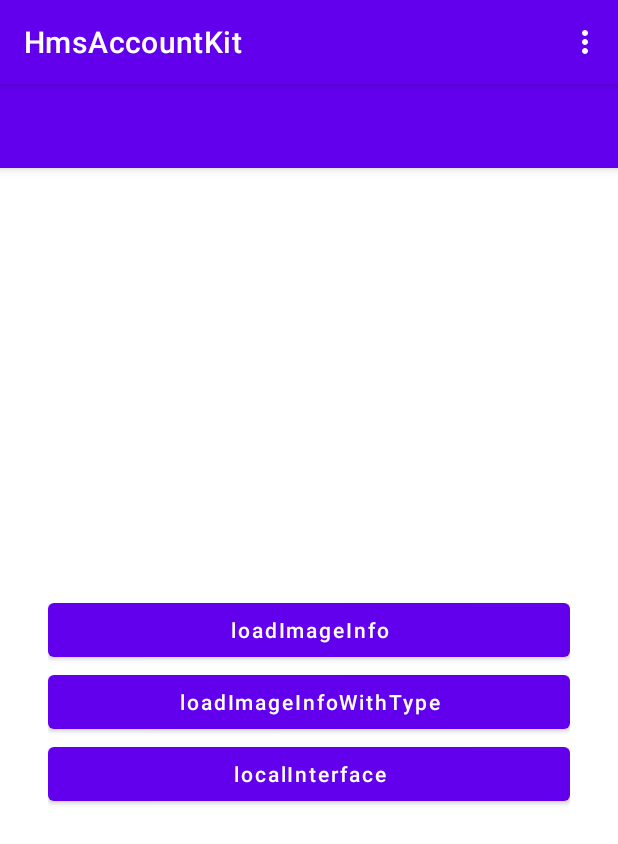
After one commit to srtcayhan/HMSPlayground, an Android app: the PanoramaActivity screen opened directly, with no data from a screen before it, on a phone screen of 412 x 824 dp. The commit adds this screen. Shown: the top 844 px of the screen. Run offline under Robolectric (Android 15) with nearby library versions, the phone set to English and light mode, and no system bars; libraries missing offline, so code that uses them is left out: com.huawei.hms.

Commit message:
panorama activity implemented

```diff
--- a/app/build.gradle
+++ b/app/build.gradle
@@ -79,4 +79,7 @@ dependencies {
     implementation 'com.huawei.hms:drive:5.0.0.301'
     implementation 'com.huawei.hms:site:6.0.0.300'
     implementation 'com.huawei.hms:identity:6.2.0.300'
+    implementation 'com.huawei.hms:panorama:5.0.2.305'
+    implementation 'com.huawei.hms:panorama-local:5.0.2.305'
+
 }
--- a/app/src/main/java/com/example/srtcayhan/hmsaccountkit/MainActivity.kt
+++ b/app/src/main/java/com/example/srtcayhan/hmsaccountkit/MainActivity.kt
@@ -15,6 +15,7 @@ import com.example.srtcayhan.hmsaccountkit.drive.DriveActivity
 import com.example.srtcayhan.hmsaccountkit.identity.IdentityActivity
 import com.example.srtcayhan.hmsaccountkit.location.LocationActivity
 import com.example.srtcayhan.hmsaccountkit.map.MapActivity
+import com.example.srtcayhan.hmsaccountkit.panorama.PanoramaActivity
 import com.example.srtcayhan.hmsaccountkit.safetydetect.SafetyDetectActivity
 import com.example.srtcayhan.hmsaccountkit.scan.customizedview.CustomizedViewActivity
 import com.example.srtcayhan.hmsaccountkit.site.SiteActivity
@@ -99,6 +100,11 @@ class MainActivity : AppCompatActivity() {
 
         binding.btnIdentity.setOnClickListener {
             val intent = Intent(this, IdentityActivity::class.java)
+            startActivity(intent)
+        }
+
+        binding.btnPanorama.setOnClickListener {
+            val intent = Intent(this, PanoramaActivity::class.java)
             startActivity(intent)
         }
 
--- /dev/null
+++ b/app/src/main/java/com/example/srtcayhan/hmsaccountkit/panorama/PanoramaActivity.kt
@@ -0,0 +1,134 @@
+package com.example.srtcayhan.hmsaccountkit.panorama
+
+import android.Manifest
+import android.content.Intent
+import android.content.pm.PackageManager
+import android.net.Uri
+import android.os.Bundle
+import android.util.Log
+import android.view.Menu
+import android.view.MenuItem
+import androidx.appcompat.app.AppCompatActivity
+import androidx.core.app.ActivityCompat
+import com.example.srtcayhan.hmsaccountkit.R
+import com.huawei.hms.panorama.Panorama
+import com.huawei.hms.panorama.PanoramaInterface
+import kotlinx.android.synthetic.main.activity_drive.*
+import kotlinx.android.synthetic.main.activity_main.*
+import kotlinx.android.synthetic.main.activity_panorama.*
+import kotlinx.android.synthetic.main.content_main.*
+import kotlinx.android.synthetic.main.content_panorama.*
+
+class PanoramaActivity : AppCompatActivity() {
+
+    companion object {
+        private const val TAG: String = "PanoramaActivity"
+    }
+
+    override fun onCreate(savedInstanceState: Bundle?) {
+        super.onCreate(savedInstanceState)
+        setContentView(R.layout.activity_panorama)
+        initView()
+    }
+
+
+    /**
+     * initialzing the view hear
+     *
+     * switch case will be a better implementation
+     */
+    private fun initView() {
+        loadImageInfo.setOnClickListener {
+            panoramaInterfaceLoadImageInfo()
+        }
+        loadImageInfoWithType.setOnClickListener {
+            panoramaInterfaceLoadImageInfoWithType()
+        }
+        localInterface.setOnClickListener {
+            panoramaInterfaceLocalInterface()
+        }
+        requestPermission()
+    }
+
+
+    /**
+     * Panoroma kit with local interface
+     *
+     * getResource for loading the raw images
+     */
+    private fun panoramaInterfaceLocalInterface() {
+        val intent = Intent(this, LocalInterfaceActivity::class.java)
+        intent.apply {
+            data = returnResource(R.raw.pano)
+            putExtra("PanoramaType", PanoramaInterface.IMAGE_TYPE_SPHERICAL)
+        }
+        startActivity(intent)
+    }
+
+    /**
+     * request permission for the application
+     */
+    private fun requestPermission() {
+        if (ActivityCompat.checkSelfPermission(
+                this,
+                Manifest.permission.WRITE_EXTERNAL_STORAGE
+            ) != PackageManager.PERMISSION_GRANTED || ActivityCompat.checkSelfPermission(
+                this,
+                Manifest.permission.READ_EXTERNAL_STORAGE
+            ) != PackageManager.PERMISSION_GRANTED
+        ) {
+            ActivityCompat.requestPermissions(
+                this,
+                arrayOf(Manifest.permission.READ_EXTERNAL_STORAGE),
+                1
+            )
+            ActivityCompat.requestPermissions(
+                this,
+                arrayOf(Manifest.permission.WRITE_EXTERNAL_STORAGE),
+                1
+            )
+        } else {
+            Log.i(TAG, "permission ok")
+        }
+    }
+
+    /**
+     * Loading the panoroma Image Information
+     */
+
+    private fun panoramaInterfaceLoadImageInfo() {
+        Panorama.getInstance().loadImageInfoWithPermission(this, returnResource(R.raw.pano))
+            .setResultCallback(ResultCallbackImpl(this@PanoramaActivity))
+    }
+
+    /**
+     * Loading the panoroma Image Information with information
+     */
+
+    private fun panoramaInterfaceLoadImageInfoWithType() {
+        Panorama.getInstance()
+            .loadImageInfoWithPermission(
+                this,
+                returnResource(R.raw.pano2),
+                PanoramaInterface.IMAGE_TYPE_RING
+            )
+            .setResultCallback(ResultCallbackImpl(this@PanoramaActivity))
+    }
+
+    override fun onCreateOptionsMenu(menu: Menu): Boolean {
+        // Inflate the menu; this adds items to the action bar if it is present.
+        menuInflater.inflate(R.menu.menu_main, menu)
+        return true
+    }
+
+    override fun onOptionsItemSelected(item: MenuItem): Boolean {
+        return when (item.itemId) {
+            R.id.action_settings -> true
+            else -> super.onOptionsItemSelected(item)
+        }
+    }
+
+    private fun returnResource(drawable: Int): Uri {
+        return Uri.parse("android.resource://$packageName/$drawable")
+    }
+}
--- /dev/null
+++ b/app/src/main/res/layout/activity_panorama.xml
@@ -0,0 +1,25 @@
+<?xml version="1.0" encoding="utf-8"?>
+<androidx.coordinatorlayout.widget.CoordinatorLayout xmlns:android="http://schemas.android.com/apk/res/android"
+    xmlns:app="http://schemas.android.com/apk/res-auto"
+    xmlns:tools="http://schemas.android.com/tools"
+    android:layout_width="match_parent"
+    android:layout_height="match_parent"
+    tools:context=".panorama.PanoramaActivity">
+
+    <com.google.android.material.appbar.AppBarLayout
+        android:layout_width="match_parent"
+        android:layout_height="wrap_content"
+        android:theme="@style/AppTheme.AppBarOverlay">
+
+        <androidx.appcompat.widget.Toolbar
+            android:id="@+id/toolbarPanorama"
+            android:layout_width="match_parent"
+            android:layout_height="?attr/actionBarSize"
+            android:background="?attr/colorPrimary"
+            app:popupTheme="@style/AppTheme.PopupOverlay" />
+
+    </com.google.android.material.appbar.AppBarLayout>
+
+    <include layout="@layout/content_panorama" />
+
+</androidx.coordinatorlayout.widget.CoordinatorLayout>
--- /dev/null
+++ b/app/src/main/res/layout/content_panorama.xml
@@ -0,0 +1,38 @@
+<?xml version="1.0" encoding="utf-8"?>
+<androidx.constraintlayout.widget.ConstraintLayout xmlns:android="http://schemas.android.com/apk/res/android"
+    xmlns:app="http://schemas.android.com/apk/res-auto"
+    android:layout_width="match_parent"
+    android:layout_height="match_parent"
+    app:layout_behavior="@string/appbar_scrolling_view_behavior">
+
+    <LinearLayout
+        android:layout_marginLeft="32dp"
+        android:layout_marginRight="32dp"
+        android:gravity="center"
+        android:layout_width="match_parent"
+        android:layout_height="match_parent"
+        android:orientation="vertical">
+
+        <Button
+            android:id="@+id/loadImageInfo"
+            android:layout_width="match_parent"
+            android:layout_height="wrap_content"
+            android:text="loadImageInfo"
+            android:textAllCaps="false" />
+
+        <Button
+            android:id="@+id/loadImageInfoWithType"
+            android:layout_width="match_parent"
+            android:layout_height="wrap_content"
+            android:text="loadImageInfoWithType"
+            android:textAllCaps="false" />
+
+        <Button
+            android:id="@+id/localInterface"
+            android:layout_width="match_parent"
+            android:layout_height="wrap_content"
+            android:text="localInterface"
+            android:textAllCaps="false" />
+
+    </LinearLayout>
+</androidx.constraintlayout.widget.ConstraintLayout>
--- a/app/src/main/res/values/strings.xml
+++ b/app/src/main/res/values/strings.xml
@@ -112,5 +112,4 @@
     <string name="child_account_not_supported_identity">Children account do not support Identity service</string>
 
 
-
 </resources>
```
Also changed, not shown: app/src/main/AndroidManifest.xml (+10 -0 lines), app/src/main/java/com/example/srtcayhan/hmsaccountkit/panorama/LocalInterfaceActivity.kt (added, +97 -0 lines), app/src/main/java/com/example/srtcayhan/hmsaccountkit/panorama/ResultCallbackImpl.kt (added, +28 -0 lines), app/src/main/res/layout/activity_local_interface.xml (added, +20 -0 lines), app/src/main/res/layout/activity_main.xml (+8 -0 lines), app/src/main/res/raw/pano.jpg (added), 1 other file.
